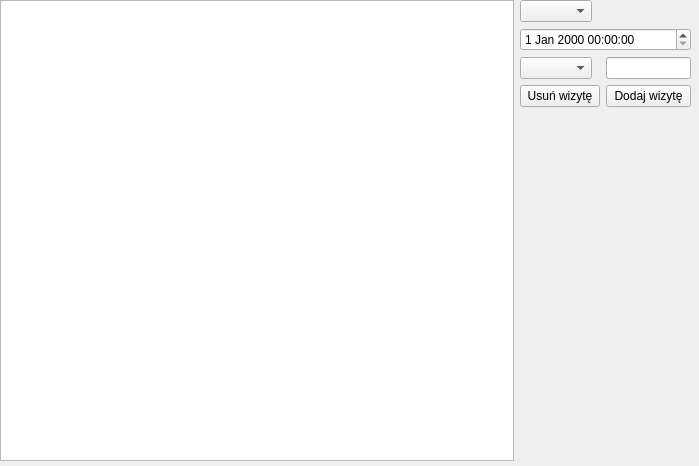
Old version of the form appointments.ui in the repository dash205/Projekt_Fryzjer.
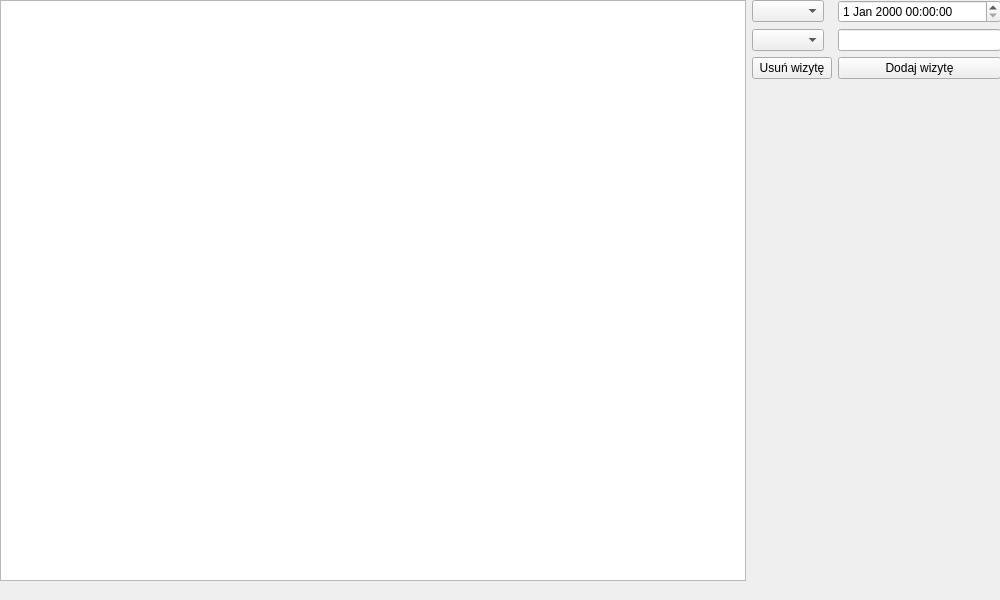
New version of the form.

Diff of the .ui file:
```diff
--- a/appointments.ui
+++ b/appointments.ui
@@ -6,13 +6,19 @@
    <rect>
     <x>0</x>
     <y>0</y>
-    <width>699</width>
-    <height>466</height>
+    <width>1000</width>
+    <height>600</height>
    </rect>
   </property>
+  <property name="minimumSize">
+   <size>
+    <width>1000</width>
+    <height>600</height>
+   </size>
+  </property>
   <property name="maximumSize">
    <size>
-    <width>699</width>
+    <width>1000</width>
     <height>16777215</height>
    </size>
   </property>
@@ -24,8 +30,8 @@
     <rect>
      <x>0</x>
      <y>0</y>
-     <width>691</width>
-     <height>461</height>
+     <width>1001</width>
+     <height>581</height>
     </rect>
    </property>
    <layout class="QHBoxLayout" name="horizontalLayout" stretch="3,1">
```
